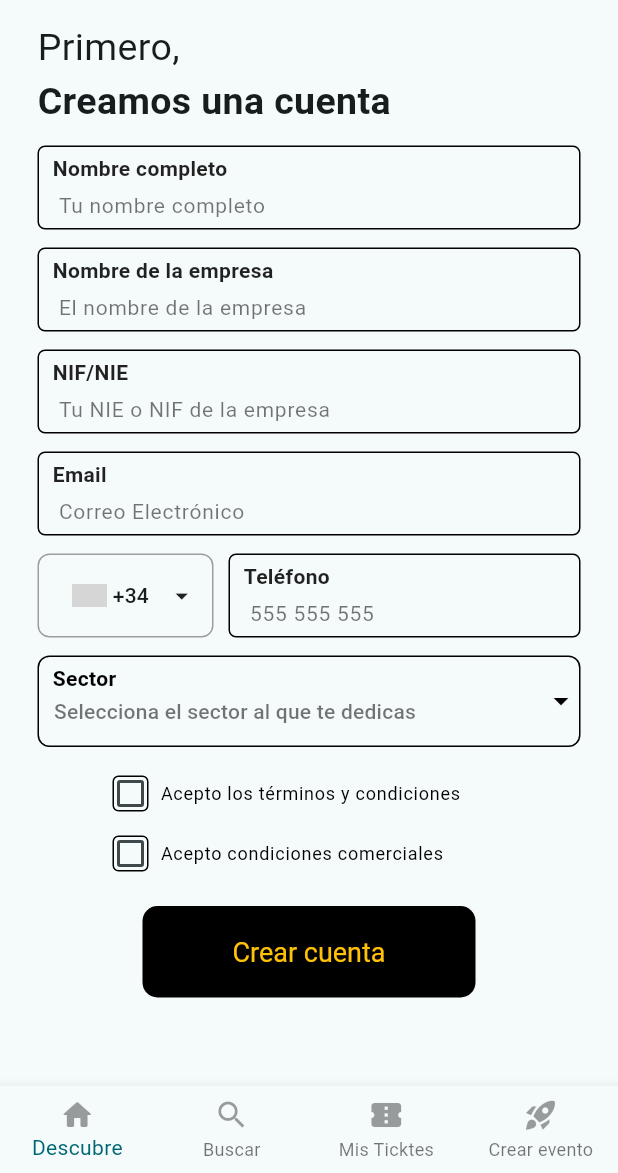
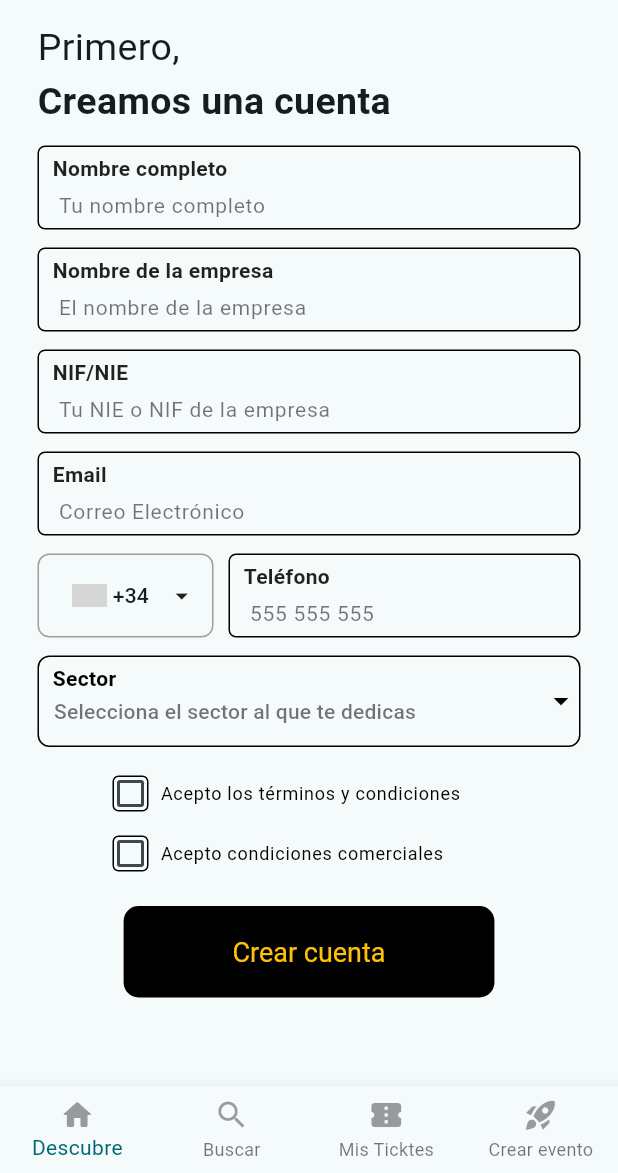
Before and after one commit to ebertmillar/eventos_app, a Flutter app: the screen it shows after launch, on a phone screen of 412 x 824 dp, the part 63-1236 px from its top. Run offline on Flutter 3.47's test engine with Material 3 defaults, Android fonts, the phone set to English and light mode, and no system bars; drawn by our look-alikes of country_code_picker; our stand-ins replace dio, flutter_dotenv, flutter_riverpod, formz, go_router, intl_phone_number_input and 1 more; grey boxes are pictures that could not be loaded.

Commit message:
modifique custom filled button, en el formulario de registro se deabilita el boton mientra se esta posteando para evitar doble post, implemntacion de rutas

```diff
--- a/lib/config/router/app_router.dart
+++ b/lib/config/router/app_router.dart
@@ -1,13 +1,19 @@
+import 'package:eventos_app/config/router/app_router_notifier.dart';
+import 'package:eventos_app/presentation/providers/auth_provider.dart';
 import 'package:eventos_app/presentation/screens/check_auth_status_screen.dart';
 import 'package:eventos_app/presentation/screens/home_screen.dart';
 import 'package:eventos_app/presentation/screens/register_user_screen.dart';
+import 'package:flutter_riverpod/flutter_riverpod.dart';
 import 'package:go_router/go_router.dart';
 
-final appRouter = GoRouter(
+final goRouterProvider = Provider((ref) {
 
-  initialLocation: '/checking',
+  final goRouterNotifier = ref.read(goRouterNotifierProvider);
+
+  return GoRouter(
+    initialLocation: '/register',
+    refreshListenable: goRouterNotifier ,
     routes: [
-
       GoRoute(
         path: '/checking',
         builder: (context, state) => const CheckAuthStatusScreen(),
@@ -20,8 +26,26 @@ final appRouter = GoRouter(
         path: '/',
         builder: (context, state) => const HomeScreen(),
       ),
+    ],
+    redirect: (context, state) {
+      final isGoingTo= state.matchedLocation;
+      final authStatus = goRouterNotifier.authStatus;
 
-  ]
+      print('gorouter  authstatus: $authStatus, isgointo: $isGoingTo');
+      if( isGoingTo == '/checking' && authStatus == AuthStatus.checking) return '/';
 
+      if( authStatus == AuthStatus.notAuthenticated){
+        if(isGoingTo == '/register') return null;
+
+        return '/register';
+      }
+
+      if( authStatus == AuthStatus.authenticated){
+        if(isGoingTo == '/register' || isGoingTo == '/checking') return '/';
+
+      }
+      return null;
+    },
 
   );
+});
--- a/lib/infrastructure/datasources/auth_datasources_impl.dart
+++ b/lib/infrastructure/datasources/auth_datasources_impl.dart
@@ -13,7 +13,7 @@ class AuthDatasourcesImpl extends AuthDatasource {
 
     try {
 
-      final response = await dio.get('auth/check-status',
+      final response = await dio.get('/auth/check-status',
         options: Options(
           headers: {
             'Authorization' : 'Bearer $token'
--- a/lib/main.dart
+++ b/lib/main.dart
@@ -1,3 +1,4 @@
+import 'package:eventos_app/config/router/app_router.dart';
 import 'package:eventos_app/presentation/screens/register_user_screen.dart';
 import 'package:flutter/material.dart';
 import 'package:flutter_riverpod/flutter_riverpod.dart';
@@ -15,16 +16,17 @@ void main() async {
   );
 }
 
-class MainApp extends StatelessWidget {
+class MainApp extends ConsumerWidget {
   const MainApp({super.key});
 
   @override
-  Widget build(BuildContext context) {
-    print(Environment.apiUrl);
-    return MaterialApp(
+  Widget build(BuildContext context, WidgetRef ref) {
+
+    final appRouter = ref.watch(goRouterProvider);
+    return MaterialApp.router(
+      routerConfig: appRouter,
       debugShowCheckedModeBanner: false,
       theme: AppTheme().getTheme(),
-      home: const RegisterUserScreen(),
 
 
     );
--- a/lib/presentation/providers/register_form_provider.dart
+++ b/lib/presentation/providers/register_form_provider.dart
@@ -97,6 +97,9 @@ void onPrefixChanged(CountryCode country) {
 
     if(!state.isValid) return;
 
+    state = state.copyWith(isPosting: true);
+
+
     // Combina prefijo y teléfono
     final fullPhoneNumber = '${state.selectedPrefix}${state.telefono.value}';
 
@@ -111,7 +114,7 @@ void onPrefixChanged(CountryCode country) {
       state.aceptaComunicaciones ?? false
     );
 
-    print(state);
+    state = state.copyWith(isPosting: false);
 
 
   }
--- a/lib/presentation/screens/register_user_screen.dart
+++ b/lib/presentation/screens/register_user_screen.dart
@@ -203,13 +203,20 @@ class _RegisterForm extends ConsumerWidget {
           const SizedBox(height:15),
 
           CustomFilledButton(
-            onPressed: (){
-              ref.read(registerFormProvider.notifier).onFormSubmit(context);
-
-            },
-
-            text: 'Crear cuenta',
-            textColor: Colors.amber,
+            onPressed: registerForm.isPosting
+              ? null
+              : () => ref.read(registerFormProvider.notifier).onFormSubmit(context),
+            text: registerForm.isPosting ? null : 'Crear cuenta',
+            child: registerForm.isPosting
+              ? const SizedBox(
+                  width: 24.0,  // Ajusta el ancho del círculo
+                  height: 24.0, // Ajusta el alto del círculo
+                  child: CircularProgressIndicator(
+                    color: Colors.amber,
+                    strokeWidth: 2, // Ajusta el grosor del borde
+                  ),
+                )
+              : const Text('Crear cuenta', style: TextStyle(color: Colors.amber)),
 
           ),
 
--- a/lib/presentation/shared/widgets/custom_filled_button.dart
+++ b/lib/presentation/shared/widgets/custom_filled_button.dart
@@ -3,10 +3,11 @@ import 'package:flutter/material.dart';
 class CustomFilledButton extends StatelessWidget {
 
   final void Function()? onPressed;
-  final String text;
+  final String? text;
   final Color? buttonColor;
   final Color? textColor;
   final double? fontSize;
+  final Widget? child;
 
   const CustomFilledButton({
     super.key,
@@ -14,11 +15,15 @@ class CustomFilledButton extends StatelessWidget {
     required this.text,
     this.buttonColor = Colors.black,
     this.textColor = Colors.white,
-    this.fontSize = 18
+    this.fontSize = 18,
+    this.child,
   });
 
   @override
   Widget build(BuildContext context) {
+
+    final double screenWidth = MediaQuery.of(context).size.width;
+    final double buttonWidth = screenWidth * 0.6;
 
     return FilledButton(
 
@@ -29,11 +34,17 @@ class CustomFilledButton extends StatelessWidget {
         shape: RoundedRectangleBorder(
           borderRadius: BorderRadius.circular(10),
         ),
-        padding: const EdgeInsets.symmetric(horizontal: 60, vertical: 20)
+        padding: const EdgeInsets.symmetric(vertical: 20),
+        disabledBackgroundColor: buttonColor,
 
       ),
       onPressed: onPressed,
-      child: Text(text),
+      child: SizedBox(
+        width: buttonWidth, // Establece un ancho fijo para el botón
+        child: Center(
+          child: child ?? Text(text ?? ''),
+        ),
+      ),
     );
   }
 }
```
Also changed, not shown: lib/config/router/app_router_notifier.dart (added, +29 -0 lines), lib/presentation/screens/check_auth_status_screen.dart (+2 -14 lines), lib/presentation/screens/home_screen.dart (+9 -2 lines). Lines whose indentation alone changed are shown as unchanged.
